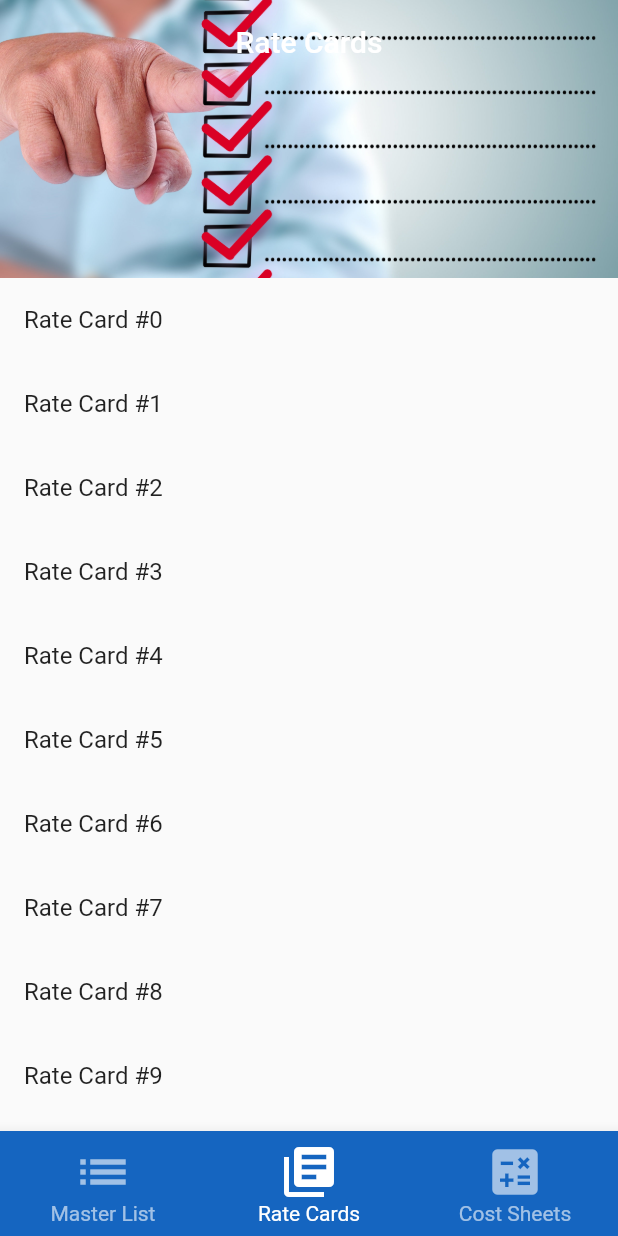
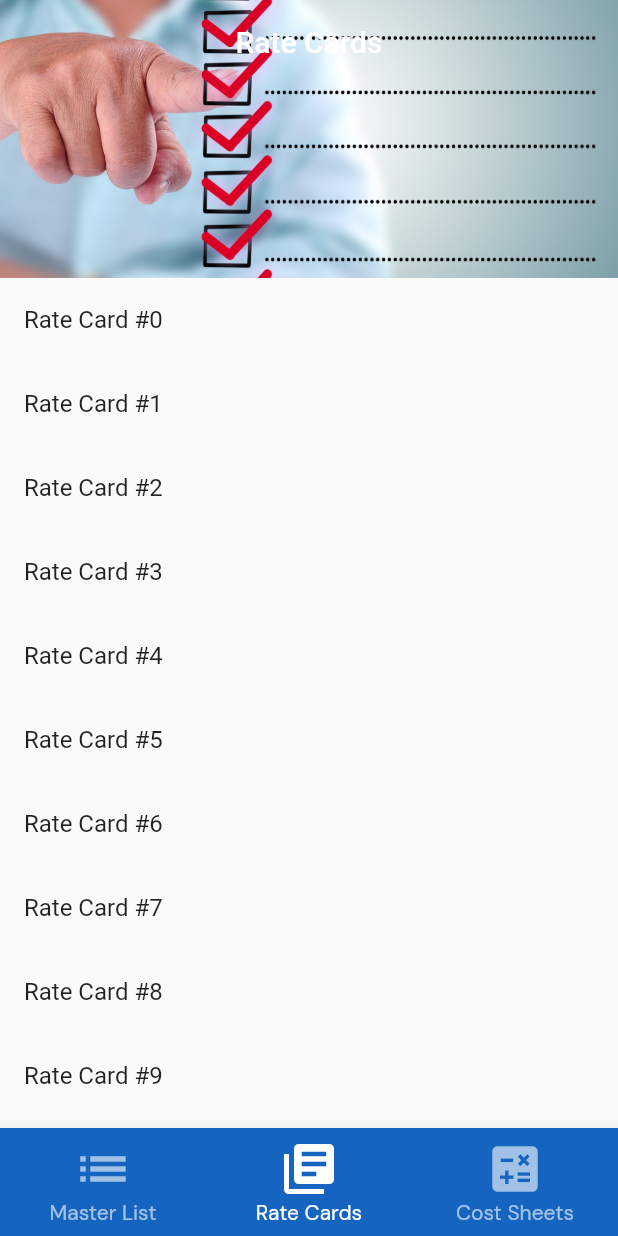
Before and after one commit to bertbloem/simulator, a Flutter app: the screen it shows after launch, item 2 of the bottom bar chosen, on a phone screen of 412 x 824 dp. Run offline on Flutter 3.47's test engine with Material 2 defaults, Android fonts, the light colour scheme and no system bars; our stand-ins replace expansion_tile_card, google_fonts.

Commit message:
Aryash commit

```diff
--- a/lib/blueprint_models/charge_tile.dart
+++ b/lib/blueprint_models/charge_tile.dart
@@ -54,7 +54,7 @@ class ChargeTile extends StatelessWidget {
                   'Charge Code:',
                 ),
                 Label(
-                  'Charge Name:'
+                  'Charge Name:',
                 ),
                 Label(
                   'Charge Loction:',
--- a/lib/main.dart
+++ b/lib/main.dart
@@ -36,7 +36,7 @@ class _MyAppState extends State<MyApp> {
           MasterListData(), // => RETURNS, CREATES, PROVIDES MASTERLISTDATA OBJECT
       child: MaterialApp(
         theme: ThemeData(
-          textTheme: GoogleFonts.robotoTextTheme(),
+          textTheme: GoogleFonts.dmSansTextTheme()
         ),
         home: Scaffold(
           backgroundColor: Colors.white,
```
